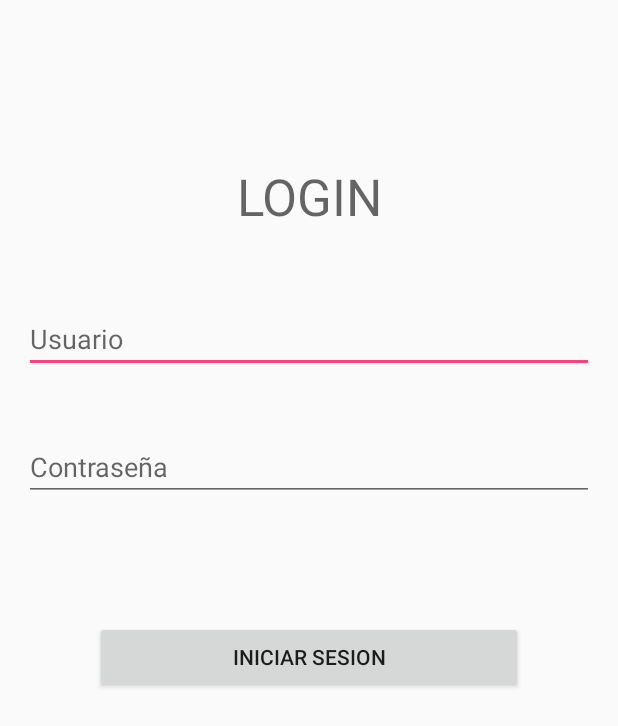
After one commit to FernandoMtz54744/ReporteEventos, an Android app: the layout activity_login.xml on its own in the app's theme, with its tools: preview values and no code run, on a phone screen of 412 x 824 dp. The commit adds this screen. Shown: the top 726 px of the screen. Run offline under Robolectric (Android 15) with nearby library versions, the phone set to English and light mode, and no system bars.

Commit message:
Usuarios habilitados

```diff
--- /dev/null
+++ b/app/src/main/res/layout/activity_login.xml
@@ -0,0 +1,50 @@
+<?xml version="1.0" encoding="utf-8"?>
+<RelativeLayout
+    xmlns:android="http://schemas.android.com/apk/res/android"
+    android:layout_width="match_parent"
+    android:layout_height="match_parent">
+
+    <LinearLayout
+        android:layout_width="match_parent"
+        android:layout_height="530dp"
+        android:orientation="vertical"
+        android:padding="16dp"
+        android:gravity="center">
+
+
+        <TextView
+            android:id="@+id/textView3"
+            android:layout_width="match_parent"
+            android:layout_height="wrap_content"
+            android:layout_marginTop="40dp"
+            android:layout_marginBottom="50dp"
+            android:gravity="center"
+            android:text="LOGIN"
+            android:textAppearance="@style/TextAppearance.AppCompat.Display1" />
+
+        <EditText
+            android:id="@+id/nombre"
+            android:layout_width="match_parent"
+            android:layout_height="wrap_content"
+            android:layout_marginBottom="40dp"
+            android:ems="10"
+            android:hint="Usuario"
+            android:inputType="textPersonName" />
+
+        <EditText
+            android:id="@+id/contra"
+            android:layout_width="match_parent"
+            android:layout_height="wrap_content"
+            android:layout_marginBottom="80dp"
+            android:ems="10"
+            android:hint="Contraseña"
+            android:inputType="textPassword" />
+
+        <Button
+            android:id="@+id/ingresar"
+            android:layout_width="285dp"
+            android:layout_height="wrap_content"
+            android:text="Iniciar sesion" />
+    </LinearLayout>
+
+</RelativeLayout>
```
Also changed, not shown: app/src/main/AndroidManifest.xml (+5 -2 lines), app/src/main/java/com/gb/eventos/ConsultaReportes.java (+14 -1 lines), app/src/main/java/com/gb/eventos/Login.java (added, +73 -0 lines), app/src/main/java/com/gb/eventos/MainActivity.java (+31 -5 lines), app/src/main/java/com/gb/eventos/ReporteAdaptador.java (+31 -11 lines), app/src/main/res/layout/activity_main.xml (+10 -4 lines), app/src/main/res/layout/dialog_update_reporte.xml (+10 -2 lines), app/src/main/res/values/strings.xml (+7 -1 lines).
